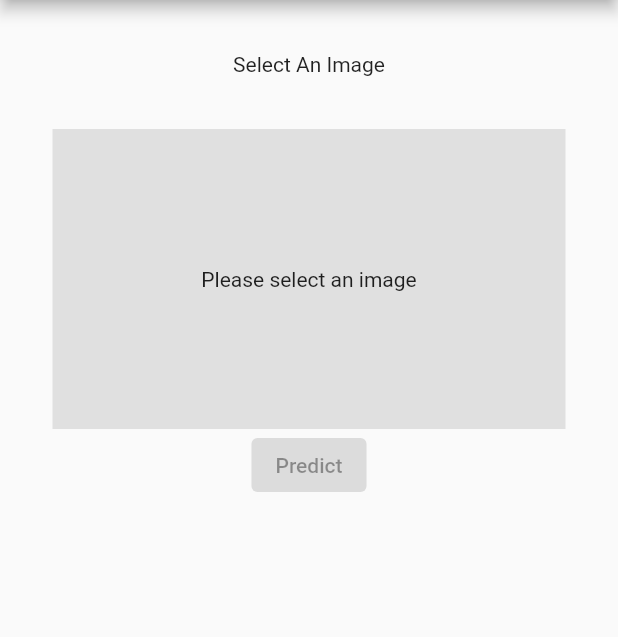
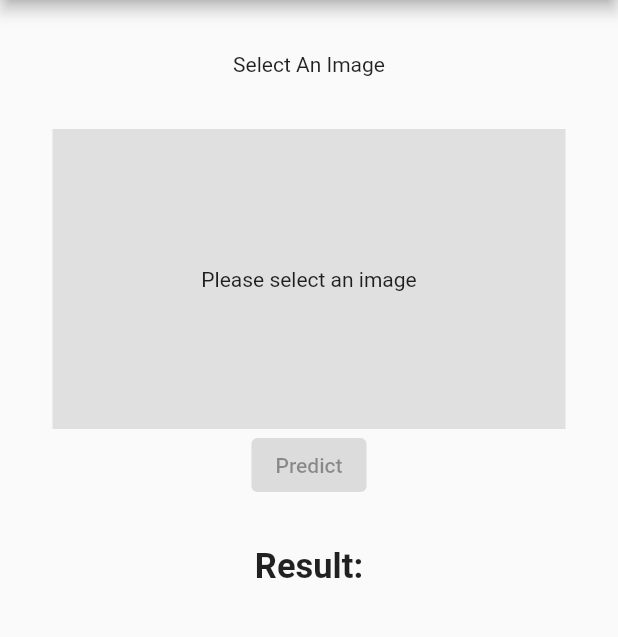
Before and after one commit to kevinpauer/MalariaDetectionApp, a Flutter app: the screen it shows after launch, on a phone screen of 412 x 824 dp, the part 84-721 px from its top. Run offline on Flutter 3.47's test engine with Material 2 defaults, Android fonts, the phone set to English and light mode, and no system bars; our stand-ins replace get, image_picker; missing offline and left inert: tflite.

Commit message:
neues modell + app erweitert

```diff
--- a/assets/label.txt
+++ b/assets/label.txt
@@ -1,2 +1,2 @@
+malaria
 healthy
-malaria
--- a/lib/main.dart
+++ b/lib/main.dart
@@ -2,6 +2,8 @@ import 'package:flutter/material.dart';
 import 'package:get/get.dart';
 import 'package:image_picker/image_picker.dart';
 import 'dart:io';
+import 'dart:convert';
+
 
 import 'package:tflite/tflite.dart';
 
@@ -37,6 +39,7 @@ class HomePage extends StatefulWidget {
 class _HomePageState extends State<HomePage> {
   File? _image;
   List? _outputs;
+  String? _result = "";
   PickedFile? _pickedFile;
   bool _isButtonDisabled = true;
 
@@ -51,6 +54,7 @@ class _HomePageState extends State<HomePage> {
   // Implementing the image picker
   Future<void> _pickImage() async {
     print("Function pickImage is called!");
+    _result = "";
     _pickedFile=
     await _picker.getImage(source: ImageSource.gallery);
     if (_pickedFile != null) {
@@ -66,13 +70,22 @@ class _HomePageState extends State<HomePage> {
     print("Start predict");
     var output = await Tflite.runModelOnImage(
         path: image.path,
-      imageMean: 80.0,   // defaults to 117.0
-      threshold: 0.2,   // defaults to 0.1
+        imageMean: 0.5,
+        imageStd: 1.0,
+        threshold: 0.1,
+        numResults: 1,
         asynch: true
     );
-    print("predict = "+output.toString());
+    var result = "malaria";
+    if (output != null && output.length != 0){
+      var temp = output[0];
+      result = (temp['index'] == 1) ? "healthy" : "malaria";
+    }
+
+    print("predict = "+result);
     setState(() {
       _outputs = output;
+      _result = result;
     });
   }
 
@@ -128,6 +141,15 @@ class _HomePageState extends State<HomePage> {
                     child: Text('Predict'),
                   )
               ),
+              Container(
+                margin: const EdgeInsets.all(30.0),
+                child: Text('Result:',
+                    style: TextStyle(fontWeight: FontWeight.bold, fontSize: 23)),
+              ),
+              Container(
+                child: Text(_result.toString(),
+                    style: TextStyle(fontWeight: FontWeight.bold, fontSize: 23)),
+              )
             ]),
           ),
         ));
```
Also changed, not shown: 1 other file. Lines whose indentation alone changed are shown as unchanged.
